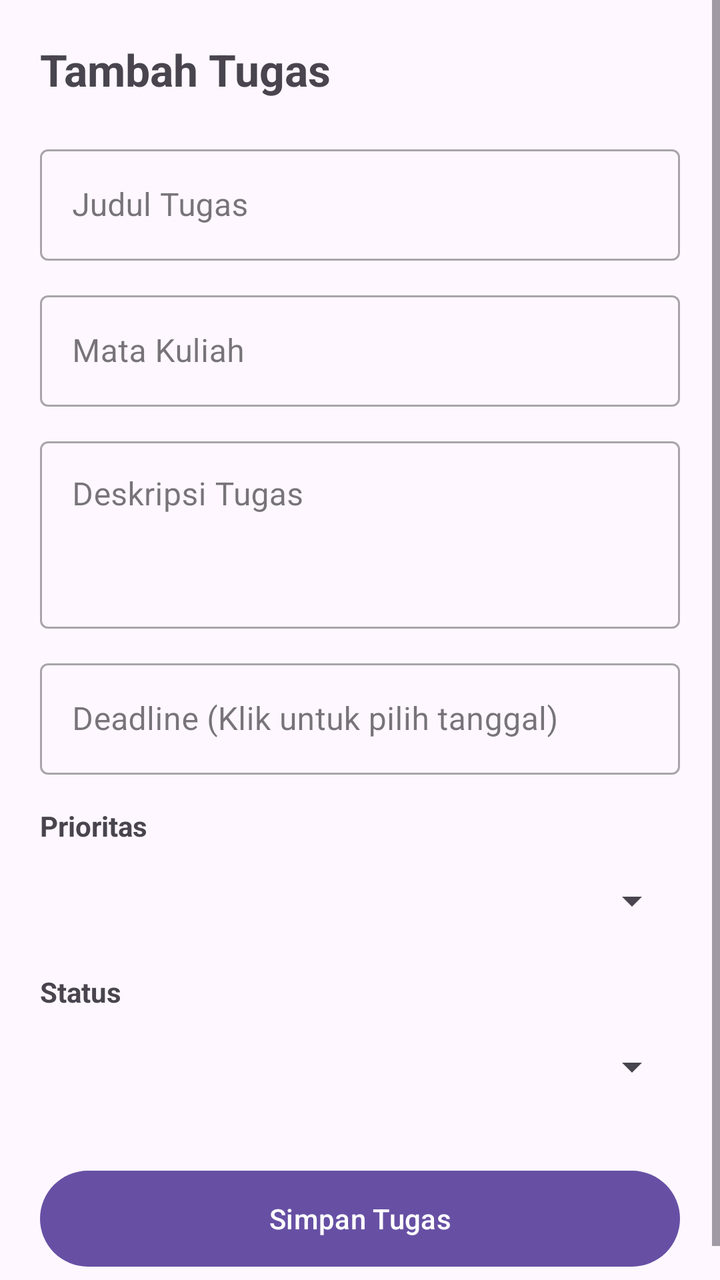
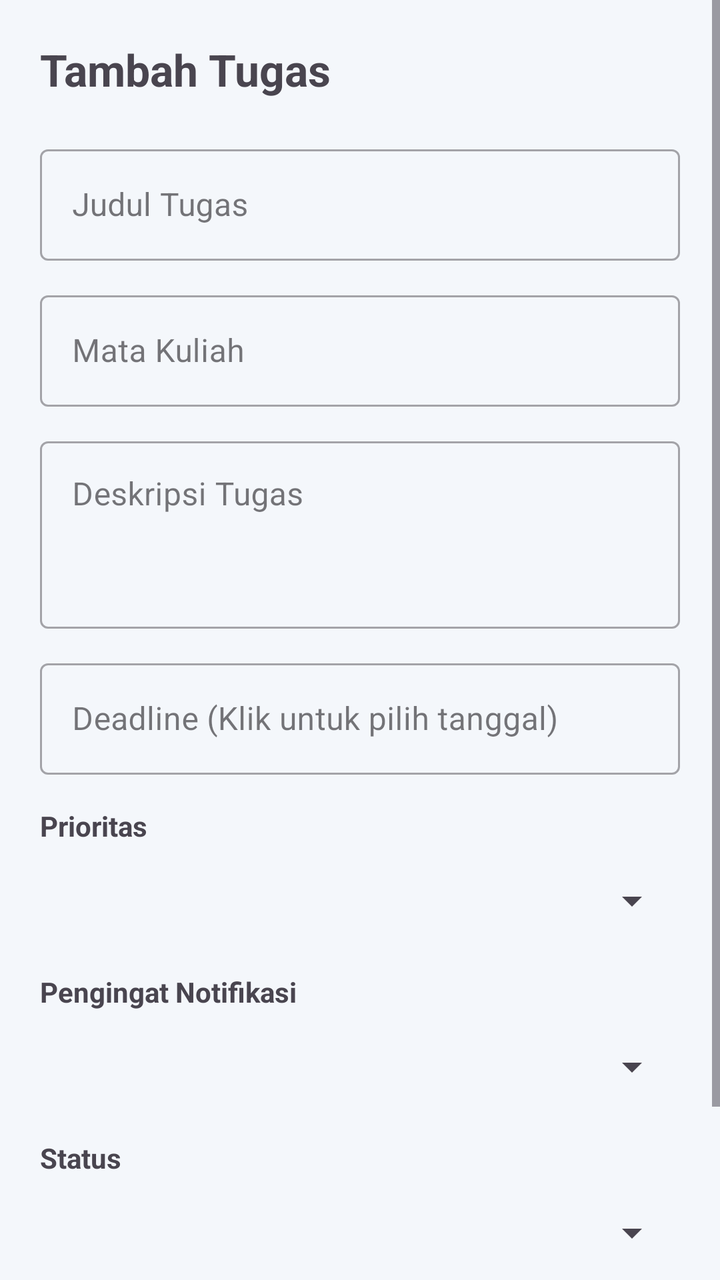

An Android layout rendered at two revisions. The XML below is the earlier revision; the diff shows what the commit changed to produce the second picture.
<!-- AndroidManifest.xml: application theme Theme.StudyPlan -->
<!-- res/layout/activity_add_edit_task.xml -->
<?xml version="1.0" encoding="utf-8"?>
<ScrollView xmlns:android="http://schemas.android.com/apk/res/android"
    android:layout_width="match_parent"
    android:layout_height="match_parent"
    android:fillViewport="true">

    <LinearLayout
        android:layout_width="match_parent"
        android:layout_height="wrap_content"
        android:orientation="vertical"
        android:padding="20dp">

        <TextView
            android:id="@+id/tvPageTitle"
            android:layout_width="wrap_content"
            android:layout_height="wrap_content"
            android:layout_marginBottom="20dp"
            android:text="@string/title_add_task"
            android:textSize="22sp"
            android:textStyle="bold" />

        <com.google.android.material.textfield.TextInputLayout
            android:id="@+id/tilTitle"
            style="@style/Widget.MaterialComponents.TextInputLayout.OutlinedBox"
            android:layout_width="match_parent"
            android:layout_height="wrap_content"
            android:hint="@string/hint_task_title">

            <com.google.android.material.textfield.TextInputEditText
                android:id="@+id/etTitle"
                android:layout_width="match_parent"
                android:layout_height="wrap_content"
                android:inputType="textCapSentences" />
        </com.google.android.material.textfield.TextInputLayout>

        <com.google.android.material.textfield.TextInputLayout
            android:id="@+id/tilCourse"
            style="@style/Widget.MaterialComponents.TextInputLayout.OutlinedBox"
            android:layout_width="match_parent"
            android:layout_height="wrap_content"
            android:layout_marginTop="12dp"
            android:hint="@string/hint_course">

            <com.google.android.material.textfield.TextInputEditText
                android:id="@+id/etCourse"
                android:layout_width="match_parent"
                android:layout_height="wrap_content"
                android:inputType="textCapWords" />
        </com.google.android.material.textfield.TextInputLayout>

        <com.google.android.material.textfield.TextInputLayout
            android:id="@+id/tilDescription"
            style="@style/Widget.MaterialComponents.TextInputLayout.OutlinedBox"
            android:layout_width="match_parent"
            android:layout_height="wrap_content"
            android:layout_marginTop="12dp"
            android:hint="@string/hint_description">

            <com.google.android.material.textfield.TextInputEditText
                android:id="@+id/etDescription"
                android:layout_width="match_parent"
                android:layout_height="wrap_content"
                android:gravity="top"
                android:inputType="textMultiLine"
                android:minLines="3" />
        </com.google.android.material.textfield.TextInputLayout>

        <com.google.android.material.textfield.TextInputLayout
            android:id="@+id/tilDeadline"
            style="@style/Widget.MaterialComponents.TextInputLayout.OutlinedBox"
            android:layout_width="match_parent"
            android:layout_height="wrap_content"
            android:layout_marginTop="12dp"
            android:hint="@string/hint_deadline">

            <com.google.android.material.textfield.TextInputEditText
                android:id="@+id/etDeadline"
                android:layout_width="match_parent"
                android:layout_height="wrap_content"
                android:clickable="true"
                android:focusable="false" />
        </com.google.android.material.textfield.TextInputLayout>

        <TextView
            android:layout_width="wrap_content"
            android:layout_height="wrap_content"
            android:layout_marginTop="16dp"
            android:text="@string/label_priority"
            android:textStyle="bold" />

        <Spinner
            android:id="@+id/spinnerPriority"
            android:layout_width="match_parent"
            android:layout_height="48dp"
            android:layout_marginTop="4dp" />

        <TextView
            android:layout_width="wrap_content"
            android:layout_height="wrap_content"
            android:layout_marginTop="12dp"
            android:text="@string/label_status"
            android:textStyle="bold" />

        <Spinner
            android:id="@+id/spinnerStatus"
            android:layout_width="match_parent"
            android:layout_height="48dp"
            android:layout_marginTop="4dp" />

        <ProgressBar
            android:id="@+id/progressBar"
            android:layout_width="wrap_content"
            android:layout_height="wrap_content"
            android:layout_gravity="center"
            android:layout_marginTop="16dp"
            android:visibility="gone" />

        <com.google.android.material.button.MaterialButton
            android:id="@+id/btnSaveTask"
            android:layout_width="match_parent"
            android:layout_height="56dp"
            android:layout_marginTop="24dp"
            android:text="@string/btn_save_task" />

    </LinearLayout>
</ScrollView>
<!-- resources referenced by this layout -->
<resources>
  <string name="btn_save_task">Simpan Tugas</string>
  <string name="hint_course">Mata Kuliah</string>
  <string name="hint_deadline">Deadline (Klik untuk pilih tanggal)</string>
  <string name="hint_description">Deskripsi Tugas</string>
  <string name="hint_task_title">Judul Tugas</string>
  <string name="label_priority">Prioritas</string>
  <string name="label_status">Status</string>
  <string name="title_add_task">Tambah Tugas</string>
  <style name="Theme.StudyPlan" parent="Base.Theme.StudyPlan" />
  <style name="Base.Theme.StudyPlan" parent="Theme.Material3.DayNight.NoActionBar">
          
          
      </style>
</resources>

<!-- the commit's change to res/layout/activity_add_edit_task.xml (unified diff, before → after) -->
@@ -98,6 +98,19 @@
             android:layout_width="wrap_content"
             android:layout_height="wrap_content"
             android:layout_marginTop="12dp"
+            android:text="Pengingat Notifikasi"
+            android:textStyle="bold" />
+
+        <Spinner
+            android:id="@+id/spinnerReminder"
+            android:layout_width="match_parent"
+            android:layout_height="48dp"
+            android:layout_marginTop="4dp" />
+
+        <TextView
+            android:layout_width="wrap_content"
+            android:layout_height="wrap_content"
+            android:layout_marginTop="12dp"
             android:text="@string/label_status"
             android:textStyle="bold" />
 
<!-- resource entries referenced after the edit -->
@@ -9,9 +9,15 @@
   <string name="label_status">Status</string>
   <string name="title_add_task">Tambah Tugas</string>
   <style name="Theme.StudyPlan" parent="Base.Theme.StudyPlan" />
-  <style name="Base.Theme.StudyPlan" parent="Theme.Material3.DayNight.NoActionBar">
-          
-          
+  <style name="Base.Theme.StudyPlan" parent="Theme.Material3.Light.NoActionBar">
+          <item name="colorPrimary">@color/primary_blue</item>
+          <item name="colorOnPrimary">@color/white</item>
+          <item name="android:statusBarColor">@color/primary_dark</item>
+          <item name="android:windowBackground">@color/bg_light</item>
       </style>
+  <color name="primary_blue">#1565C0</color>
+  <color name="white">#FFFFFFFF</color>
+  <color name="primary_dark">#0D47A1</color>
+  <color name="bg_light">#F4F7FB</color>
 </resources>
 
